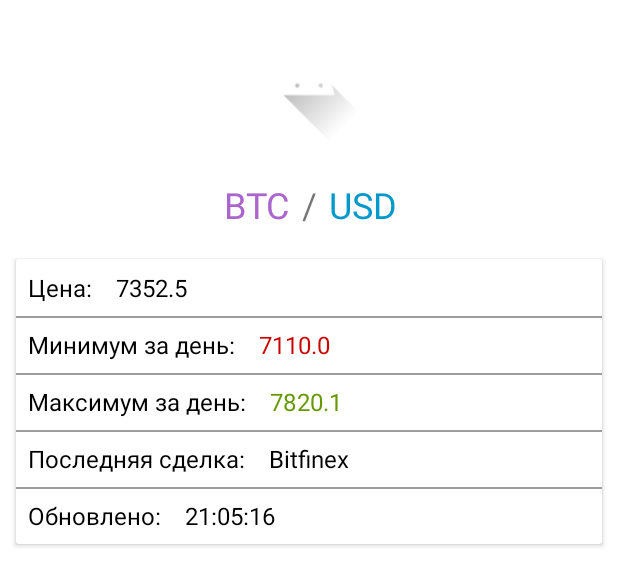
After one commit to rosewhat/Crypto, an Android app: the layout activity_coin_detail.xml on its own in the app's theme, with its tools: preview values and no code run, on a phone screen of 412 x 824 dp. The commit adds this screen. Shown: the top 586 px of the screen. Run offline under Robolectric (Android 15) with nearby library versions, the phone set to English and light mode, and no system bars.

Commit message:
Detail window

```diff
--- a/app/build.gradle
+++ b/app/build.gradle
@@ -45,8 +45,8 @@ dependencies {
     androidTestImplementation 'androidx.test.espresso:espresso-core:3.5.1'
 
     //rxJava 2
-    implementation 'io.reactivex.rxjava2:rxandroid:2.0.0'
-    implementation 'io.reactivex.rxjava2:rxjava:2.0.0'
+    implementation 'io.reactivex.rxjava2:rxandroid:2.1.0'
+    implementation 'io.reactivex.rxjava2:rxjava:2.2.10'
 
     //rxJava2
     implementation 'com.squareup.retrofit2:adapter-rxjava2:2.9.0'
--- a/app/src/main/AndroidManifest.xml
+++ b/app/src/main/AndroidManifest.xml
@@ -2,7 +2,7 @@
 <manifest xmlns:android="http://schemas.android.com/apk/res/android"
     package="com.rosewhat.crypto">
 
-    <uses-permission android:name="android.permission.INTERNET"/>
+    <uses-permission android:name="android.permission.INTERNET" />
 
     <application
         android:allowBackup="true"
@@ -11,6 +11,9 @@
         android:roundIcon="@mipmap/ic_launcher_round"
         android:supportsRtl="true"
         android:theme="@style/Theme.Crypto">
+        <activity
+            android:name=".ui.CoinDetailActivity"
+            android:exported="true" />
         <activity
             android:name=".ui.CoinPriceListActivity"
             android:exported="true">
--- /dev/null
+++ b/app/src/main/java/com/rosewhat/crypto/ui/CoinDetailActivity.kt
@@ -0,0 +1,51 @@
+package com.rosewhat.crypto.ui
+
+import android.content.Context
+import android.content.Intent
+import android.os.Bundle
+import android.util.Log
+import androidx.appcompat.app.AppCompatActivity
+import androidx.lifecycle.ViewModelProvider
+import com.rosewhat.crypto.R
+import com.squareup.picasso.Picasso
+import kotlinx.android.synthetic.main.activity_coin_detail.*
+import kotlinx.android.synthetic.main.item_coin_info.*
+import kotlinx.android.synthetic.main.item_coin_info.tvPrice
+
+class CoinDetailActivity : AppCompatActivity() {
+
+
+    private val viewModel by lazy {
+        ViewModelProvider(this)[CoinViewModel::class.java]
+    }
+
+    override fun onCreate(savedInstanceState: Bundle?) {
+        super.onCreate(savedInstanceState)
+        setContentView(R.layout.activity_coin_detail)
+
+
+        val fromSymbol = intent.getStringExtra(EXTRA_FROM_SYMBOL) ?: "null"
+        viewModel.getDetailInfo(fromSymbol).observe(this) {
+            tvPrice.text = it.price.toString()
+            tvMinPrice.text = it.lowday.toString()
+            tvMaxPrice.text = it.highday.toString()
+            tvLastMarket.text = it.lastMarket
+            tvFromSymbol.text = it.fromSymbol
+            tvToSymbol.text = it.toSymbol
+            Picasso.get().load(it.getFullImageUrl()).into(ivLogoCoin)
+        }
+
+
+    }
+
+
+    companion object {
+        private const val EXTRA_FROM_SYMBOL = "fsym"
+
+        fun newIntent(context: Context, fromSymbol: String): Intent {
+            val intent = Intent(context, CoinDetailActivity::class.java)
+            intent.putExtra(EXTRA_FROM_SYMBOL, fromSymbol)
+            return intent
+        }
+    }
+}
--- a/app/src/main/java/com/rosewhat/crypto/ui/CoinPriceListActivity.kt
+++ b/app/src/main/java/com/rosewhat/crypto/ui/CoinPriceListActivity.kt
@@ -1,5 +1,6 @@
 package com.rosewhat.crypto.ui
 
+import android.content.Intent
 import android.os.Bundle
 import android.util.Log
 import androidx.appcompat.app.AppCompatActivity
@@ -20,23 +21,23 @@ class CoinPriceListActivity : AppCompatActivity() {
     override fun onCreate(savedInstanceState: Bundle?) {
         super.onCreate(savedInstanceState)
         setContentView(R.layout.activity_coin_price_list)
-        viewModel.loadData()
-        observeViewModel()
         coinAdapter = CoinInfoAdapter(this)
         with(coinAdapter) {
             rvCoinPriceList.adapter = this
             onCoinClickListener = object : CoinInfoAdapter.OnCoinClickListener {
                 override fun onCoinClick(coinPriceInfo: CoinPriceInfo) {
-                    Log.d("ON_CLICK_INFO", coinPriceInfo.fromSymbol)
+                    startActivity(CoinDetailActivity.newIntent(context = this@CoinPriceListActivity, fromSymbol = coinPriceInfo.fromSymbol))
                 }
             }
         }
+        observeViewModel()
+
 
     }
 
     private fun observeViewModel() {
         viewModel.priceList.observe(this) {
-            Log.d("TEST_DATA", it.toString())
+            coinAdapter.coinInfoList = it
         }
     }
 
--- a/app/src/main/java/com/rosewhat/crypto/ui/CoinViewModel.kt
+++ b/app/src/main/java/com/rosewhat/crypto/ui/CoinViewModel.kt
@@ -3,28 +3,44 @@ package com.rosewhat.crypto.ui
 import android.app.Application
 import android.util.Log
 import androidx.lifecycle.AndroidViewModel
-import androidx.lifecycle.Transformations.map
+import androidx.lifecycle.LiveData
 import com.google.gson.Gson
 import com.rosewhat.crypto.data.api.ApiFactory
 import com.rosewhat.crypto.data.database.AppDatabase
 import com.rosewhat.crypto.data.pojo.CoinPriceInfo
 import com.rosewhat.crypto.data.pojo.CoinPriceInfoRawData
-import io.reactivex.android.schedulers.AndroidSchedulers
 import io.reactivex.disposables.CompositeDisposable
 import io.reactivex.schedulers.Schedulers
+import java.util.concurrent.TimeUnit
 
 class CoinViewModel(application: Application) : AndroidViewModel(application) {
+
 
     private val db = AppDatabase.getInstance(application)
     private val compositeDisposable = CompositeDisposable()
 
     val priceList = db.coinPriceInfoDao().getPriceList()
 
-    fun loadData() {
+    fun getDetailInfo(fSym: String): LiveData<CoinPriceInfo> {
+        return db.coinPriceInfoDao().getPriceInfoAboutCoin(fSym)
+    }
+
+    init {
+        loadData()
+    }
+
+
+    private fun loadData() {
         val dispose = ApiFactory.apiService.getTopsCoinInfo()
             .map { it.data.map { it.coinInfo.name }.joinToString(",") }
             .flatMap { ApiFactory.apiService.getFullPriceList(fSyms = it) }
             .map { getPriceListFromRawData(it) }
+            .delaySubscription(10, TimeUnit.SECONDS)
+            //бесконечно выполнять загрузку - пока успешно
+            .repeat()
+            // выполнит загрузку если все прошло не успешно
+            .retry()
+
             .subscribeOn(Schedulers.io())
             .subscribe({
                 db.coinPriceInfoDao().insertPriceList(it)
@@ -39,8 +55,7 @@ class CoinViewModel(application: Application) : AndroidViewModel(application) {
         coinPriceInfoRawData: CoinPriceInfoRawData
     ): List<CoinPriceInfo> {
         val result = ArrayList<CoinPriceInfo>()
-        val jsonObject = coinPriceInfoRawData.coinPriceInfoJsonObject
-        if (jsonObject == null) return result
+        val jsonObject = coinPriceInfoRawData.coinPriceInfoJsonObject ?: return result
         val coinKeySet = jsonObject.keySet()
         for (coinKey in coinKeySet) {
             val currencyJson = jsonObject.getAsJsonObject(coinKey)
--- a/app/src/main/java/com/rosewhat/crypto/ui/adapters/CoinInfoAdapter.kt
+++ b/app/src/main/java/com/rosewhat/crypto/ui/adapters/CoinInfoAdapter.kt
@@ -47,7 +47,7 @@ class CoinInfoAdapter(private val context: Context) :
     override fun getItemCount(): Int = coinInfoList.size
 
     inner class CoinInfoViewHolder(itemView: View) : RecyclerView.ViewHolder(itemView) {
-        val ivLogoCoin = itemView.ivLogoCoin
+        val ivLogoCoin = itemView.ivLogoCoinMain
         val tvSymbols = itemView.tvSymbols
         val tvPrice = itemView.tvPrice
         val tvLastUpdate = itemView.tvLastUpdate
--- /dev/null
+++ b/app/src/main/res/layout/activity_coin_detail.xml
@@ -0,0 +1,221 @@
+<?xml version="1.0" encoding="utf-8"?>
+<androidx.constraintlayout.widget.ConstraintLayout xmlns:android="http://schemas.android.com/apk/res/android"
+    xmlns:app="http://schemas.android.com/apk/res-auto"
+    xmlns:tools="http://schemas.android.com/tools"
+    android:layout_width="match_parent"
+    android:layout_height="match_parent"
+    tools:context=".ui.CoinDetailActivity">
+
+    <ImageView
+        android:id="@+id/ivLogoCoin"
+        android:layout_width="80dp"
+        android:layout_height="80dp"
+        android:layout_margin="16dp"
+        app:layout_constraintEnd_toEndOf="parent"
+        app:layout_constraintStart_toStartOf="parent"
+        app:layout_constraintTop_toTopOf="parent"
+        tools:src="@drawable/ic_launcher_foreground" />
+
+    <TextView
+        android:id="@+id/tvFromSymbol"
+        android:layout_width="wrap_content"
+        android:layout_height="wrap_content"
+        android:textColor="@android:color/holo_purple"
+        android:textSize="24sp"
+        app:layout_constraintBottom_toBottomOf="@id/tvSlash"
+        app:layout_constraintEnd_toStartOf="@id/tvSlash"
+        app:layout_constraintTop_toTopOf="@id/tvSlash"
+        tools:text="BTC" />
+
+    <TextView
+        android:id="@+id/tvSlash"
+        android:layout_width="wrap_content"
+        android:layout_height="wrap_content"
+        android:layout_marginTop="16dp"
+        android:padding="8dp"
+        android:text="@string/slash"
+        android:textSize="24sp"
+        app:layout_constraintEnd_toEndOf="parent"
+        app:layout_constraintStart_toStartOf="parent"
+        app:layout_constraintTop_toBottomOf="@id/ivLogoCoin" />
+
+    <TextView
+        android:id="@+id/tvToSymbol"
+        android:layout_width="wrap_content"
+        android:layout_height="wrap_content"
+        android:textColor="@android:color/holo_blue_dark"
+        android:textSize="24sp"
+        app:layout_constraintBottom_toBottomOf="@id/tvSlash"
+        app:layout_constraintStart_toEndOf="@id/tvSlash"
+        app:layout_constraintTop_toTopOf="@id/tvSlash"
+        tools:text="USD" />
+
+    <androidx.cardview.widget.CardView
+        android:layout_width="match_parent"
+        android:layout_height="wrap_content"
+        android:layout_margin="8dp"
+        app:cardUseCompatPadding="true"
+        app:layout_constraintTop_toBottomOf="@id/tvSlash">
+
+        <androidx.constraintlayout.widget.ConstraintLayout
+            android:layout_width="match_parent"
+            android:layout_height="wrap_content"
+            android:paddingTop="8dp"
+            android:paddingBottom="8dp">
+
+            <TextView
+                android:id="@+id/tvPriceLabel"
+                android:layout_width="wrap_content"
+                android:layout_height="wrap_content"
+                android:paddingStart="8dp"
+                android:paddingEnd="8dp"
+                android:text="@string/price_label"
+                android:textColor="#000"
+                android:textSize="16sp"
+                app:layout_constraintStart_toStartOf="parent"
+                app:layout_constraintTop_toTopOf="parent" />
+
+            <TextView
+                android:id="@+id/tvPrice"
+                android:layout_width="wrap_content"
+                android:layout_height="wrap_content"
+                android:layout_marginStart="8dp"
+                android:textColor="#000"
+                android:textSize="16sp"
+                app:layout_constraintStart_toEndOf="@id/tvPriceLabel"
+                app:layout_constraintTop_toTopOf="parent"
+                tools:text="7352.5" />
+
+            <View
+                android:layout_width="match_parent"
+                android:layout_height="1dp"
+                android:layout_marginTop="8dp"
+                android:background="#63000000"
+                app:layout_constraintTop_toBottomOf="@id/tvPriceLabel" />
+
+            <TextView
+                android:id="@+id/tvMinPriceLabel"
+                android:layout_width="wrap_content"
+                android:layout_height="wrap_content"
+                android:layout_marginTop="16dp"
+                android:paddingStart="8dp"
+                android:paddingEnd="8dp"
+                android:text="@string/min_price_label"
+                android:textColor="#000"
+                android:textSize="16sp"
+                app:layout_constraintStart_toStartOf="parent"
+                app:layout_constraintTop_toBottomOf="@id/tvPriceLabel" />
+
+            <TextView
+                android:id="@+id/tvMinPrice"
+                android:layout_width="wrap_content"
+                android:layout_height="wrap_content"
+                android:layout_marginStart="8dp"
+                android:layout_marginTop="16dp"
+                android:textColor="@android:color/holo_red_dark"
+                android:textSize="16sp"
+                app:layout_constraintStart_toEndOf="@id/tvMinPriceLabel"
+                app:layout_constraintTop_toBottomOf="@id/tvPriceLabel"
+                tools:text="7110.0" />
+
+            <View
+                android:layout_width="match_parent"
+                android:layout_height="1dp"
+                android:layout_marginTop="8dp"
+                android:background="#63000000"
+                app:layout_constraintTop_toBottomOf="@id/tvMinPriceLabel" />
+
+            <TextView
+                android:id="@+id/tvMaxPriceLabel"
+                android:layout_width="wrap_content"
+                android:layout_height="wrap_content"
+                android:layout_marginTop="16dp"
+                android:paddingStart="8dp"
+                android:paddingEnd="8dp"
+                android:text="@string/max_price_label"
+                android:textColor="#000"
+                android:textSize="16sp"
+                app:layout_constraintStart_toStartOf="parent"
+                app:layout_constraintTop_toBottomOf="@id/tvMinPriceLabel" />
+
+            <TextView
+                android:id="@+id/tvMaxPrice"
+                android:layout_width="wrap_content"
+                android:layout_height="wrap_content"
+                android:layout_marginStart="8dp"
+                android:layout_marginTop="16dp"
+                android:textColor="@android:color/holo_green_dark"
+                android:textSize="16sp"
+                app:layout_constraintStart_toEndOf="@id/tvMaxPriceLabel"
+                app:layout_constraintTop_toBottomOf="@id/tvMinPriceLabel"
+                tools:text="7820.1" />
+
+            <View
+                android:layout_width="match_parent"
+                android:layout_height="1dp"
+                android:layout_marginTop="8dp"
+                android:background="#63000000"
+                app:layout_constraintTop_toBottomOf="@id/tvMaxPriceLabel" />
+
+            <TextView
+                android:id="@+id/tvLastMarketLabel"
+                android:layout_width="wrap_content"
+                android:layout_height="wrap_content"
+                android:layout_marginTop="16dp"
+                android:paddingStart="8dp"
+                android:paddingEnd="8dp"
+                android:text="@string/last_market_label"
+                android:textColor="#000"
+                android:textSize="16sp"
+                app:layout_constraintStart_toStartOf="parent"
+                app:layout_constraintTop_toBottomOf="@id/tvMaxPriceLabel" />
+
+            <TextView
+                android:id="@+id/tvLastMarket"
+                android:layout_width="wrap_content"
+                android:layout_height="wrap_content"
+                android:layout_marginStart="8dp"
+                android:layout_marginTop="16dp"
+                android:textColor="#000"
+                android:textSize="16sp"
+                app:layout_constraintStart_toEndOf="@id/tvLastMarketLabel"
+                app:layout_constraintTop_toBottomOf="@id/tvMaxPriceLabel"
+                tools:text="Bitfinex" />
+
+            <View
+                android:layout_width="match_parent"
+                android:layout_height="1dp"
+                android:layout_marginTop="8dp"
+                android:background="#63000000"
+                app:layout_constraintTop_toBottomOf="@id/tvLastMarketLabel" />
+
+            <TextView
+                android:id="@+id/tvLastUpdateLabel"
+                android:layout_width="wrap_content"
+                android:layout_height="wrap_content"
+                android:layout_marginTop="16dp"
+                android:paddingStart="8dp"
+                android:paddingEnd="8dp"
+                android:text="@string/last_updated_label"
+                android:textColor="#000"
+                android:textSize="16sp"
+                app:layout_constraintStart_toStartOf="parent"
+                app:layout_constraintTop_toBottomOf="@id/tvLastMarketLabel" />
+
+            <TextView
+                android:id="@+id/tvLastUpdate"
+                android:layout_width="wrap_content"
+                android:layout_height="wrap_content"
+                android:layout_marginStart="8dp"
+                android:layout_marginTop="16dp"
+                android:textColor="#000"
+                android:textSize="16sp"
+                app:layout_constraintStart_toEndOf="@id/tvLastUpdateLabel"
+                app:layout_constraintTop_toBottomOf="@id/tvLastMarket"
+                tools:text="21:05:16" />
+
+        </androidx.constraintlayout.widget.ConstraintLayout>
+
+    </androidx.cardview.widget.CardView>
+
+</androidx.constraintlayout.widget.ConstraintLayout>
--- a/app/src/main/res/layout/item_coin_info.xml
+++ b/app/src/main/res/layout/item_coin_info.xml
@@ -30,7 +30,7 @@
             tools:text="BTC / USD" />
 
         <ImageView
-            android:id="@+id/ivLogoCoin"
+            android:id="@+id/ivLogoCoinMain"
             android:layout_width="40dp"
             android:layout_height="40dp"
             android:layout_margin="8dp"
@@ -61,7 +61,7 @@
             android:textSize="14sp"
             app:layout_constraintEnd_toEndOf="parent"
             app:layout_constraintStart_toStartOf="parent"
-            app:layout_constraintTop_toBottomOf="@+id/tvPrice"
+            app:layout_constraintTop_toBottomOf="@id/tvPrice"
             tools:text="Время последнего обновления: 21:52:33" />
 
 
--- a/app/src/main/res/values/strings.xml
+++ b/app/src/main/res/values/strings.xml
@@ -3,4 +3,10 @@
     <string name="description_image">Логотип криптовалюты</string>
     <string name="symbols_template">%s / %s</string>
     <string name="last_update_template">Время последнего обновления: </string>
+    <string name="slash">/</string>
+    <string name="price_label">Цена:</string>
+    <string name="min_price_label">Минимум за день:</string>
+    <string name="max_price_label">Максимум за день:</string>
+    <string name="last_market_label">Последняя сделка:</string>
+    <string name="last_updated_label">Обновлено:</string>
 </resources>
```
